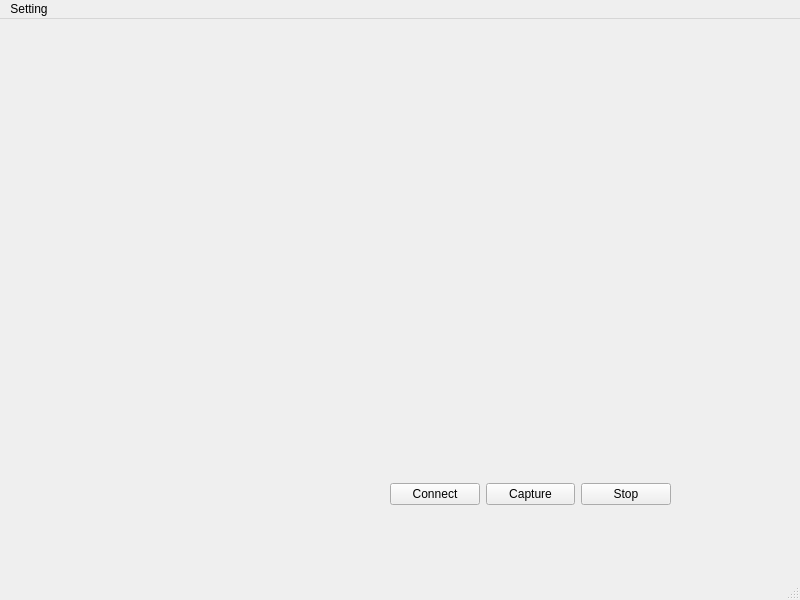
Qt form gui/mainwindow.ui (jason281/hackillinois) before a commit.
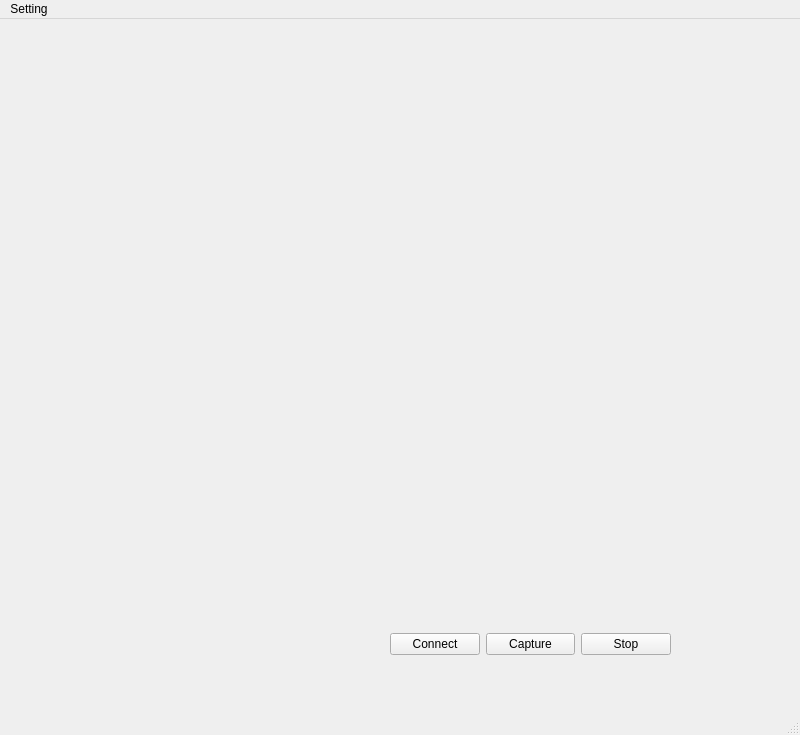
The same form after that commit.

Diff of the .ui file:
```diff
--- a/gui/mainwindow.ui
+++ b/gui/mainwindow.ui
@@ -7,7 +7,7 @@
     <x>0</x>
     <y>0</y>
     <width>800</width>
-    <height>600</height>
+    <height>735</height>
    </rect>
   </property>
   <property name="windowTitle">
@@ -17,10 +17,10 @@
    <widget class="QLabel" name="monitor">
     <property name="geometry">
      <rect>
-      <x>230</x>
+      <x>280</x>
       <y>40</y>
-      <width>551</width>
-      <height>371</height>
+      <width>501</width>
+      <height>501</height>
      </rect>
     </property>
     <property name="text">
@@ -30,10 +30,10 @@
    <widget class="QWidget" name="horizontalLayoutWidget">
     <property name="geometry">
      <rect>
-      <x>30</x>
-      <y>30</y>
-      <width>191</width>
-      <height>471</height>
+      <x>0</x>
+      <y>0</y>
+      <width>271</width>
+      <height>671</height>
      </rect>
     </property>
     <layout class="QHBoxLayout" name="horizontalLayout_2">
@@ -121,7 +121,7 @@
     <property name="geometry">
      <rect>
       <x>390</x>
-      <y>460</y>
+      <y>610</y>
       <width>281</width>
       <height>31</height>
      </rect>
```
